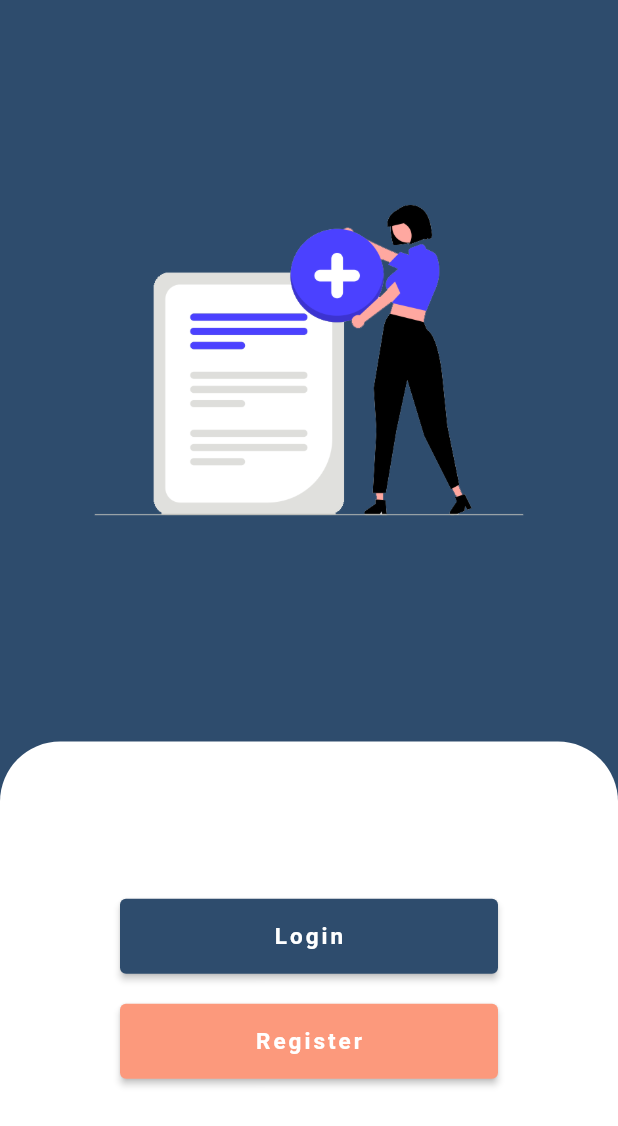
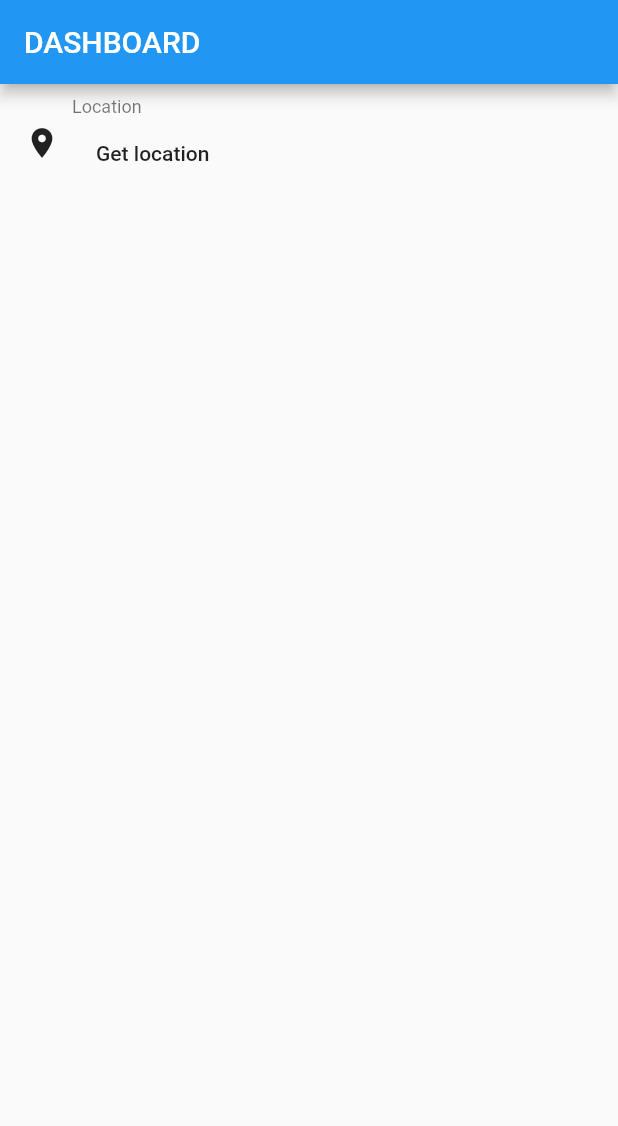
Before and after one commit to kurniawanharry/absensi, a Flutter app: the screen it shows after launch, on a phone screen of 412 x 824 dp. Shown: the top 1126 px of the screen. Run offline on Flutter 3.47's test engine with Material 2 defaults, Android fonts, the phone set to English and light mode, and no system bars; our stand-ins replace camera, flutter_speed_dial, geocoding, geolocator.

Commit message:
Fourth commit

```diff
--- a/lib/main.dart
+++ b/lib/main.dart
@@ -1,6 +1,7 @@
 import 'package:absensi/screens/home_screen.dart';
 import 'package:absensi/screens/login_screen.dart';
 import 'package:absensi/screens/registration_screen.dart';
+import 'package:absensi/widgets/get_location.dart';
 import 'package:flutter/material.dart';
 import 'screens/welcome_screen.dart';
 
@@ -10,13 +11,14 @@ class Absen extends StatelessWidget {
   @override
   Widget build(BuildContext context) {
     return MaterialApp(
-      initialRoute: WelcomeScreen.id,
-      routes: {
-        WelcomeScreen.id: (context) => WelcomeScreen(),
-        LoginScreen.id: (context) => LoginScreen(),
-        RegistrationScreen.id: (context) => RegistrationScreen(),
-        HomeScreen.id: (context) => HomeScreen(),
-      },
+      // initialRoute: WelcomeScreen.id,
+      // routes: {
+      //   WelcomeScreen.id: (context) => WelcomeScreen(),
+      //   LoginScreen.id: (context) => LoginScreen(),
+      //   RegistrationScreen.id: (context) => RegistrationScreen(),
+      //   HomeScreen.id: (context) => HomeScreen(),
+      // },
+      home: DashboardScreen(),
     );
   }
 }
--- a/lib/screens/welcome_screen.dart
+++ b/lib/screens/welcome_screen.dart
@@ -1,6 +1,7 @@
 import 'package:absensi/constants.dart';
 import 'package:absensi/screens/login_screen.dart';
 import 'package:absensi/screens/registration_screen.dart';
+import 'package:absensi/widgets/get_location.dart';
 import 'package:flutter/material.dart';
 import 'package:absensi/components/round_button.dart';
 
--- a/lib/widgets/camera_page.dart
+++ b/lib/widgets/camera_page.dart
@@ -19,8 +19,8 @@ class _CameraPageState extends State<CameraPage> {
   @override
   void dispose() {
     // TODO: implement dispose
+    cameraController.dispose();
     super.dispose();
-    cameraController.dispose();
   }
 
   Future<File> takePicture() async {
--- /dev/null
+++ b/lib/widgets/get_location.dart
@@ -0,0 +1,99 @@
+import 'package:flutter/material.dart';
+import 'package:flutter/services.dart';
+import 'package:geolocator/geolocator.dart';
+import 'package:geocoding/geocoding.dart';
+
+class DashboardScreen extends StatefulWidget {
+  @override
+  _DashboardState createState() => _DashboardState();
+}
+
+class _DashboardState extends State<DashboardScreen> {
+  Position _currentPosition;
+  String _currentAddress;
+
+  _getCurrentLocation() {
+    Geolocator.getCurrentPosition(
+            desiredAccuracy: LocationAccuracy.best,
+            forceAndroidLocationManager: true)
+        .then((Position position) {
+      setState(() {
+        _currentPosition = position;
+        _getAddressFromLatLng();
+      });
+    }).catchError((e) {
+      print(e);
+    });
+  }
+
+  _getAddressFromLatLng() async {
+    try {
+      List<Placemark> placemarks = await placemarkFromCoordinates(
+          _currentPosition.latitude, _currentPosition.longitude);
+
+      Placemark place = placemarks[0];
+
+      setState(() {
+        _currentAddress =
+            "${place.locality}, ${place.postalCode}, ${place.country}";
+      });
+    } catch (e) {
+      print(e);
+    }
+  }
+
+  @override
+  Widget build(BuildContext context) {
+    return Scaffold(
+      appBar: AppBar(
+        title: Text("DASHBOARD"),
+      ),
+      body: SingleChildScrollView(
+        child: Column(
+          mainAxisAlignment: MainAxisAlignment.center,
+          children: <Widget>[
+            Container(
+                decoration: BoxDecoration(
+                  color: Theme.of(context).canvasColor,
+                ),
+                padding: EdgeInsets.symmetric(horizontal: 16, vertical: 8),
+                child: Column(
+                  children: <Widget>[
+                    Row(
+                      children: <Widget>[
+                        Icon(Icons.location_on),
+                        SizedBox(
+                          width: 8,
+                        ),
+                        Expanded(
+                          child: Column(
+                            crossAxisAlignment: CrossAxisAlignment.start,
+                            children: <Widget>[
+                              Text(
+                                'Location',
+                                style: Theme.of(context).textTheme.caption,
+                              ),
+                              if (_currentAddress != null)
+                                Text(_currentAddress),
+                              FlatButton(
+                                child: Text("Get location"),
+                                onPressed: () {
+                                  _getCurrentLocation();
+                                },
+                              ),
+                            ],
+                          ),
+                        ),
+                        SizedBox(
+                          width: 8,
+                        ),
+                      ],
+                    ),
+                  ],
+                ))
+          ],
+        ),
+      ),
+    );
+  }
+}
--- a/pubspec.yaml
+++ b/pubspec.yaml
@@ -36,6 +36,8 @@ dependencies:
   flutter_speed_dial: ^4.3.0
   camera: ^0.9.4+5
   path_provider: ^2.0.8
+  geolocator: ^8.0.0
+  geocoding: ^2.0.1
 
 dev_dependencies:
   flutter_test:
```
Also changed, not shown: pubspec.lock, 2 other files.
